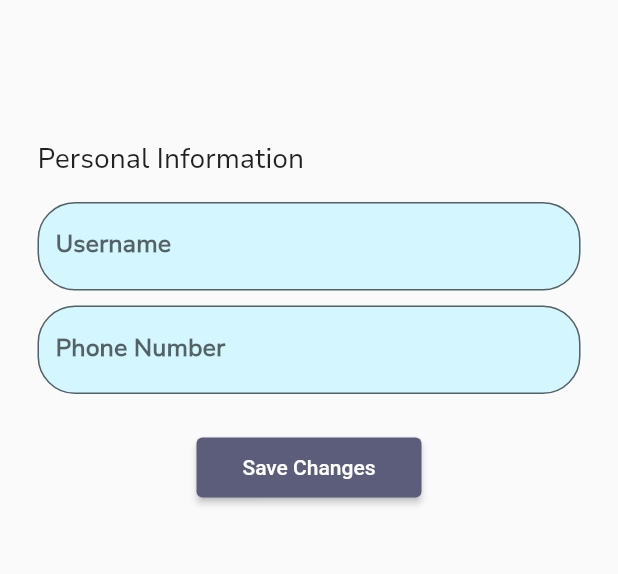
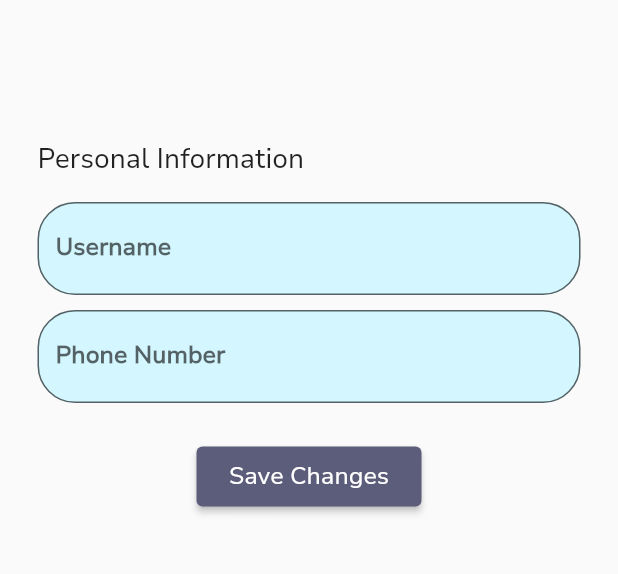
Before and after one commit to A-S-Adithiyaa/vision, a Flutter app: the screen it shows once a user with an empty profile is signed in, item 3 of the bottom bar chosen, after a tap on "Edit", on a phone screen of 412 x 824 dp, the part 353-927 px from its top. Run offline on Flutter 3.47's test engine with Material 2 defaults, Android fonts, the phone set to English and light mode, and no system bars; our stand-ins replace cloud_firestore, firebase_auth, firebase_core, firebase_storage, image_picker; accounts and stored records are empty; network calls fail.

Commit message:
Added the list view in home page

```diff
--- /dev/null
+++ b/lib/app-page.dart
@@ -0,0 +1,115 @@
+import 'package:firebase_auth/firebase_auth.dart';
+import 'package:flutter/material.dart';
+import 'package:vision/authentication/signup-login-page.dart';
+import 'package:vision/authentication/signup-screen.dart';
+import 'package:vision/components/home-page.dart';
+import 'package:vision/components/profile-page.dart';
+import 'package:vision/custom-variables.dart';
+import 'package:cloud_firestore/cloud_firestore.dart';
+
+class AppPageCaller extends StatelessWidget {
+  const AppPageCaller({Key? key}) : super(key: key);
+
+  @override
+  Widget build(BuildContext context) {
+    return MaterialApp(
+      home: DefaultTabController(
+        length: 3, // Number of tabs
+        child: AppPage(),
+      ),
+    );
+  }
+}
+
+class AppPage extends StatelessWidget {
+  const AppPage({Key? key}) : super(key: key);
+
+  @override
+  Widget build(BuildContext context) {
+    return Scaffold(
+      body: TabBarView(
+        children: [
+          HomePage(),
+          ScanSection(),
+          ProfilePage(),
+        ],
+      ),
+      bottomNavigationBar: Container(
+        child: TabBar(
+          indicator: MyCustomIndicator(),
+          tabs: const [
+            Tab(icon: Icon(Icons.home, color: Colors.black)),
+            Tab(icon: Icon(Icons.qr_code_scanner, color: Colors.black)),
+            Tab(icon: Icon(Icons.person, color: Colors.black)),
+          ],
+        ),
+      ),
+    );
+  }
+}
+
+class AppSection extends StatelessWidget {
+  final FirestoreService _firestoreService = FirestoreService();
+
+  @override
+  Widget build(BuildContext context) {
+    final User? user = FirebaseAuth.instance.currentUser;
+
+    return Scaffold(
+      appBar: AppBar(
+        title: FutureBuilder(
+          future: _firestoreService.getUserInfo(user?.uid ?? ''),
+          builder: (context, snapshot) {
+            if (snapshot.connectionState == ConnectionState.waiting) {
+              return Text('Welcome, Loading...');
+            } else {
+              print(snapshot);
+              return Text(
+                'Welcome, ${snapshot.data?['username'] ?? 'Guest'}!',
+                style: getNunito(
+                  fontSize: 27,
+                  fontWeight: FontWeight.w600,
+                  color: MyColors.primaryBlack,
+                ),
+              );
+            }
+          },
+        ),
+        backgroundColor: MyColors.primaryWhite,
+        elevation: 0,
+        actions: [
+          IconButton(
+            icon: Icon(
+              Icons.logout,
+              color: MyColors.martinique,
+            ),
+            onPressed: () async {
+              await FirebaseAuth.instance.signOut();
+              navigateWithCustomReverseTransition(context, SignupLoginPage());
+            },
+          ),
+        ],
+      ),
+      body: Center(
+        child: Text(
+          'App Content',
+          style: getNunito(fontSize: 20),
+        ),
+      ),
+    );
+  }
+}
+
+class ScanSection extends StatelessWidget {
+  const ScanSection({Key? key}) : super(key: key);
+
+  @override
+  Widget build(BuildContext context) {
+    return Center(
+      child: Text(
+        'Scan Content',
+        style: getNunito(fontSize: 20),
+      ),
+    );
+  }
+}
--- a/lib/authentication/login-screen.dart
+++ b/lib/authentication/login-screen.dart
@@ -4,7 +4,7 @@ import 'package:cloud_firestore/cloud_firestore.dart';
 import 'package:firebase_core/firebase_core.dart';
 import 'package:vision/authentication/signup-screen.dart';
 import 'package:vision/custom-variables.dart';
-import 'package:vision/home-page.dart';
+import 'package:vision/app-page.dart';
 
 class LoginScreen extends StatefulWidget {
   const LoginScreen({super.key});
@@ -28,7 +28,7 @@ class _LoginScreenState extends State<LoginScreen> {
       );
 
       // Navigate to HomePageCaller after successful login
-      navigateWithCustomTransitionForward(context, const HomePageCaller());
+      navigateWithCustomTransitionForward(context, const AppPageCaller());
     } catch (e) {
       // Handle login errors
       print('Error: $e');
@@ -61,12 +61,13 @@ class _LoginScreenState extends State<LoginScreen> {
             Flexible(
               child: Image.asset(
                 'assets/images/splashScreenLogo.png',
-                height: 300,
-                width: 300,
+                height: 250,
+                width: 250,
               ),
             ),
             SizedBox(height: 16),
             TextField(
+              style: getNunito(),
               controller: emailController,
               decoration: InputDecoration(
                 labelText: 'Email',
@@ -79,6 +80,7 @@ class _LoginScreenState extends State<LoginScreen> {
             ),
             const SizedBox(height: 8),
             TextField(
+              style: getNunito(),
               controller: passwordController,
               decoration: InputDecoration(
                 labelText: 'Password',
--- a/lib/authentication/signup-screen.dart
+++ b/lib/authentication/signup-screen.dart
@@ -6,7 +6,7 @@ import 'package:firebase_auth/firebase_auth.dart';
 import 'package:vision/authentication/login-screen.dart';
 import 'package:image_picker/image_picker.dart';
 import 'package:vision/custom-variables.dart';
-import 'package:vision/home-page.dart';
+import 'package:vision/app-page.dart';
 
 class SignUpScreen extends StatefulWidget {
   const SignUpScreen({Key? key});
@@ -87,7 +87,7 @@ class _SignUpScreenState extends State<SignUpScreen> {
       });
 
       // Navigate to HomePage after successful signup
-      navigateWithCustomTransitionForward(context, const HomePageCaller());
+      navigateWithCustomTransitionForward(context, const AppPageCaller());
     } catch (e) {
       // Handle signup errors
       print('Error: $e');
@@ -135,6 +135,7 @@ class _SignUpScreenState extends State<SignUpScreen> {
             ),
             SizedBox(height: 16),
             TextField(
+              style: getNunito(),
               controller: emailController,
               decoration: InputDecoration(
                 labelText: 'Email',
@@ -148,6 +149,7 @@ class _SignUpScreenState extends State<SignUpScreen> {
             ),
             const SizedBox(height: 8),
             TextField(
+              style: getNunito(),
               controller: passwordController,
               decoration: InputDecoration(
                 labelText: 'Password',
@@ -172,6 +174,7 @@ class _SignUpScreenState extends State<SignUpScreen> {
             ),
             const SizedBox(height: 8),
             TextField(
+              style: getNunito(),
               controller: usernameController,
               decoration: InputDecoration(
                 labelText: 'Username',
@@ -185,6 +188,7 @@ class _SignUpScreenState extends State<SignUpScreen> {
             ),
             const SizedBox(height: 8),
             TextField(
+              style: getNunito(),
               controller: phoneNumberController,
               decoration: InputDecoration(
                 labelText: 'Phone Number',
--- a/lib/components/edit-profile.dart
+++ b/lib/components/edit-profile.dart
@@ -139,6 +139,7 @@ class _EditProfilePageState extends State<EditProfilePage> {
                       child: Column(
                         children: [
                           TextField(
+                            style: getNunito(),
                             controller: usernameController,
                             decoration: InputDecoration(
                               labelText: 'Username',
@@ -153,6 +154,7 @@ class _EditProfilePageState extends State<EditProfilePage> {
                           ),
                           SizedBox(height: 10),
                           TextField(
+                            style: getNunito(),
                             controller: phoneNumberController,
                             decoration: InputDecoration(
                               labelText: 'Phone Number',
@@ -199,7 +201,10 @@ class _EditProfilePageState extends State<EditProfilePage> {
 
                   Navigator.pop(context); // Close the EditProfilePage
                 },
-                child: Text('Save Changes'),
+                child: Text(
+                  'Save Changes',
+                  style: getNunito(),
+                ),
                 style: ElevatedButton.styleFrom(
                   fixedSize: Size(150, 40),
                   backgroundColor: MyColors.comet,
--- /dev/null
+++ b/lib/components/home-page.dart
@@ -0,0 +1,324 @@
+import 'dart:math';
+import 'package:url_launcher/url_launcher.dart';
+import 'package:firebase_auth/firebase_auth.dart';
+import 'package:flutter/material.dart';
+import 'package:vision/custom-variables.dart';
+
+class HomePage extends StatelessWidget {
+  final FirestoreService _firestoreService = FirestoreService();
+
+  Future<List<Map<String, String>>> getVideoViewList() async {
+    // Simulating data retrieval, replace this with actual data fetching logic
+    await Future.delayed(Duration(seconds: 2));
+
+    return [
+      {
+        "object": "Video 1",
+        "date of view": "2023-01-01",
+        "link to video": "https://flutter.dev"
+      },
+      {
+        "object": "Video 2",
+        "date of view": "2023-01-02",
+        "link to video": "https://www.youtube.com/watch?v=j_LEN1zAoV8"
+      },
+      {
+        "object": "Video 3",
+        "date of view": "2023-01-03",
+        "link to video": "https://www.youtube.com/watch?v=j_LEN1zAoV8"
+      },
+      {
+        "object": "Video 1",
+        "date of view": "2023-01-01",
+        "link to video": "https://example.com/video1"
+      },
+      {
+        "object": "Video 2",
+        "date of view": "2023-01-02",
+        "link to video": "https://example.com/video2"
+      },
+      {
+        "object": "Video 3",
+        "date of view": "2023-01-03",
+        "link to video": "https://example.com/video3"
+      },
+      {
+        "object": "Video 1",
+        "date of view": "2023-01-01",
+        "link to video": "https://example.com/video1"
+      },
+      {
+        "object": "Video 2",
+        "date of view": "2023-01-02",
+        "link to video": "https://example.com/video2"
+      },
+      {
+        "object": "Video 3",
+        "date of view": "2023-01-03",
+        "link to video": "https://example.com/video3"
+      },
+    ];
+  }
+
+  @override
+  Widget build(BuildContext context) {
+    final User? user = FirebaseAuth.instance.currentUser;
+
+    return Scaffold(
+      body: Stack(
+        children: [
+          // Hemisphere
+          Positioned(
+            top: -200,
+            left: 0,
+            right: 0,
+            child: Container(
+              height: 200,
+              child: CustomPaint(
+                painter: HemispherePainter(),
+              ),
+            ),
+          ),
+          // Left Container
+          Positioned(
+            left: 32,
+            top: 250,
+            child: Container(
+              width: MediaQuery.of(context).size.width / 2 - 45,
+              height: 150,
+              decoration: BoxDecoration(
+                  color: MyColors.primaryWhite, // Adjust color as needed
+                  borderRadius: BorderRadius.circular(24.0),
+                  border: Border.all(color: MyColors.primaryBlue)),
+              child: Padding(
+                padding: const EdgeInsets.only(bottom: 10.0, top: 20),
+                child: Column(
+                  mainAxisAlignment: MainAxisAlignment.spaceBetween,
+                  children: [
+                    const Icon(
+                      Icons.history,
+                      size: 50,
+                      color: MyColors.primaryBlue,
+                    ),
+                    Column(
+                      children: [
+                        Text(
+                          'Last Login',
+                          style: getNunito(
+                            fontSize: 18,
+                            color: Colors.black, // Adjust color as needed
+                          ),
+                        ),
+                        Text(
+                          '14/11/2023',
+                          style: getNunito(
+                            fontSize: 18,
+                            color: Colors.black, // Adjust color as needed
+                          ),
+                        ),
+                      ],
+                    ),
+                  ],
+                ),
+              ),
+            ),
+          ),
+          // Right Container
+          Positioned(
+            right: 32,
+            top: 250,
+            child: Container(
+              width: MediaQuery.of(context).size.width / 2 - 45,
+              height: 150,
+              decoration: BoxDecoration(
+                  color: MyColors.primaryWhite, // Adjust color as needed
+                  borderRadius: BorderRadius.circular(24.0),
+                  border: Border.all(color: MyColors.primaryBlue)),
+              child: Padding(
+                padding: const EdgeInsets.only(bottom: 10.0, top: 20),
+                child: Column(
+                  mainAxisAlignment: MainAxisAlignment.spaceBetween,
+                  children: [
+                    const Icon(
+                      Icons.recommend_outlined,
+                      size: 50,
+                      color: MyColors.primaryBlue,
+                    ),
+                    Column(
+                      children: [
+                        Text(
+                          'Recent Origami',
+                          style: getNunito(
+                            fontSize: 18,
+                            color: Colors.black, // Adjust color as needed
+                          ),
+                        ),
+                        Text(
+                          'Fighter Jet',
+                          style: getNunito(
+                            fontSize: 18,
+                            color: Colors.black, // Adjust color as needed
+                          ),
+                        ),
+                      ],
+                    ),
+                  ],
+                ),
+              ),
+            ),
+          ),
+
+          Positioned(
+              top: 420,
+              left: 25,
+              child: Text(
+                "History",
+                style: getNunito(fontSize: 18, fontWeight: FontWeight.bold),
+              )),
+          // List of Items
+          Positioned(
+            top: 450,
+            left: 16,
+            right: 16,
+            bottom: 16,
+            child: FutureBuilder(
+              future: getVideoViewList(),
+              builder:
+                  (context, AsyncSnapshot<List<Map<String, String>>> snapshot) {
+                if (snapshot.connectionState == ConnectionState.waiting) {
+                  return Center(
+                    child: SizedBox(
+                        width: 80.0,
+                        height: 80.0,
+                        child: CircularProgressIndicator(
+                          strokeWidth: 3,
+                        )),
+                  );
+                } else if (snapshot.hasError) {
+                  return Text('Error: ${snapshot.error}');
+                } else {
+                  return ListView.builder(
+                    padding: EdgeInsets.all(8),
+                    itemCount: snapshot.data?.length ?? 0,
+                    itemBuilder: (context, index) {
+                      final item = snapshot.data![index];
+                      return Card(
+                        // color: MyColors.inputBG,
+                        margin: EdgeInsets.all(4),
+                        shape: RoundedRectangleBorder(
+                            borderRadius: BorderRadius.circular(30)),
+                        child: ListTile(
+                          contentPadding: EdgeInsets.only(left: 15, right: 15),
+                          title: Row(
+                            mainAxisAlignment: MainAxisAlignment.spaceBetween,
+                            children: [
+                              Row(
+                                children: [
+                                  Text(
+                                    item['object'] ?? '',
+                                    style: getNunito(
+                                      fontWeight: FontWeight.bold,
+                                      fontSize: 16,
+                                      color: MyColors.primaryBlack,
+                                    ),
+                                  ),
+                                  SizedBox(
+                                    width: 25,
+                                  ),
+                                  Text(
+                                    item['date of view'] ?? '',
+                                    style: getNunito(
+                                      fontSize: 14,
+                                      color: MyColors.primaryBlack,
+                                    ),
+                                  ),
+                                ],
+                              ),
+                              Icon(
+                                Icons.play_circle_filled,
+                                color: MyColors.primaryBlue,
+                              ),
+                            ],
+                          ),
+                          onTap: () async {
+                            String linkToOpen = item[
+                                'link to video']!; // Replace with your link
+
+                            // if (await canLaunch(linkToOpen)) {
+                            await launch(linkToOpen);
+                            // } else {
+                            //   // Handle the case where the URL can't be launched
+                            //   print("Could not launch $linkToOpen");
+                            // }
+                          },
+                        ),
+                      );
+                    },
+                  );
+                }
+              },
+            ),
+          ),
+
+          Positioned(
+            top: 100,
+            left: 0,
+            right: 0,
+            child: Center(
+              child: FutureBuilder(
+                future: _firestoreService.getUserInfo(user?.uid ?? ''),
+                builder: (context, AsyncSnapshot snapshot) {
+                  if (snapshot.connectionState == ConnectionState.waiting) {
+                    return Text(
+                      'Loading...',
+                      style: getNunito(
+                        fontSize: 27,
+                        fontWeight: FontWeight.w600,
+                        color: MyColors.primaryWhite,
+                      ),
+                    );
+                  } else {
+                    return Text(
+                      'Welcome, ${snapshot.data?['username'] ?? 'Guest'}!',
+                      style: getNunito(
+                        fontSize: 27,
+                        fontWeight: FontWeight.w600,
+                        color: MyColors.primaryWhite,
+                      ),
+                    );
+                  }
+                },
+              ),
+            ),
+          ),
+        ],
+      ),
+    );
+  }
+}
+
+class HemispherePainter extends CustomPainter {
+  @override
+  void paint(Canvas canvas, Size size) {
+    Paint paint = Paint()
+      ..color = Colors.blue
+      ..style = PaintingStyle.fill;
+
+    double radius = size.width / 2;
+
+    // Draw a hemisphere
+    canvas.drawCircle(Offset(radius, radius), radius, paint);
+    canvas.drawArc(
+      Rect.fromCircle(center: Offset(radius, radius), radius: radius),
+      0,
+      pi,
+      true,
+      paint,
+    );
+  }
+
+  @override
+  bool shouldRepaint(covariant CustomPainter oldDelegate) {
+    return false;
+  }
+}
--- a/lib/components/profile-page.dart
+++ b/lib/components/profile-page.dart
@@ -32,25 +32,38 @@ class ProfilePage extends StatelessWidget {
                 ),
                 Flexible(
                   child: ClipOval(
-                    child: Container(
-                      width: 135.0, // Adjust the size as needed
-                      height: 135.0, // Adjust the size as needed
-                      decoration: BoxDecoration(
-                        border: Border.all(
-                          color: MyColors.primaryBlue, // Neon border color
-                          width: 2.0,
-                        ),
-                        shape: BoxShape.circle,
-                        image: DecorationImage(
-                          image: profileImageUrl.isNotEmpty
-                              ? NetworkImage(profileImageUrl)
-                                  as ImageProvider<Object>
-                              : const AssetImage(
-                                      'assets/images/splashScreenLogo.png')
-                                  as ImageProvider<Object>,
+                    child: Image.network(
+                      profileImageUrl,
+                      width: 135.0,
+                      height: 135.0,
+                      fit: BoxFit.cover,
+                      loadingBuilder: (BuildContext context, Widget child,
+                          ImageChunkEvent? loadingProgress) {
+                        if (loadingProgress == null) {
+                          return child;
+                        } else {
+                          return SizedBox(
+                            width: 135.0,
+                            height: 135.0,
+                            child: CircularProgressIndicator(
+                              value: loadingProgress.expectedTotalBytes != null
+                                  ? loadingProgress.cumulativeBytesLoaded /
+                                      (loadingProgress.expectedTotalBytes ?? 1)
+                                  : null,
+                            ),
+                          );
+                        }
+                      },
+                      errorBuilder: (BuildContext context, Object error,
+                          StackTrace? stackTrace) {
+                        // On error, return the AssetImage
+                        return Image.asset(
+                          'assets/images/splashScreenLogo.png',
+                          width: 135.0,
+                          height: 135.0,
                           fit: BoxFit.cover,
-                        ),
-                      ),
+                        );
+                      },
                     ),
                   ),
                 ),
--- a/lib/splash-screen.dart
+++ b/lib/splash-screen.dart
@@ -3,7 +3,7 @@ import 'package:vision/authentication/signup-login-page.dart';
 import 'package:vision/authentication/signup-screen.dart';
 import 'package:vision/custom-variables.dart';
 import 'dart:async';
-import 'package:vision/home-page.dart';
+import 'package:vision/app-page.dart';
 import 'package:firebase_auth/firebase_auth.dart';
 import 'package:cloud_firestore/cloud_firestore.dart';
 import 'package:firebase_core/firebase_core.dart';
@@ -85,7 +85,7 @@ class AuthenticationScreen extends StatelessWidget {
         if (snapshot.connectionState == ConnectionState.waiting) {
           return const CircularProgressIndicator();
         } else if (snapshot.hasData) {
-          return const HomePageCaller();
+          return const AppPageCaller();
         } else {
           return const SignupLoginPage();
         }
--- a/pubspec.yaml
+++ b/pubspec.yaml
@@ -43,6 +43,7 @@ dependencies:
   firebase_core: ^2.22.0
   image_picker: ^1.0.4
   firebase_storage: ^11.5.0
+  url_launcher: ^6.1.11
 
 dev_dependencies:
   flutter_test:
```
Also changed, not shown: 1 other file.
